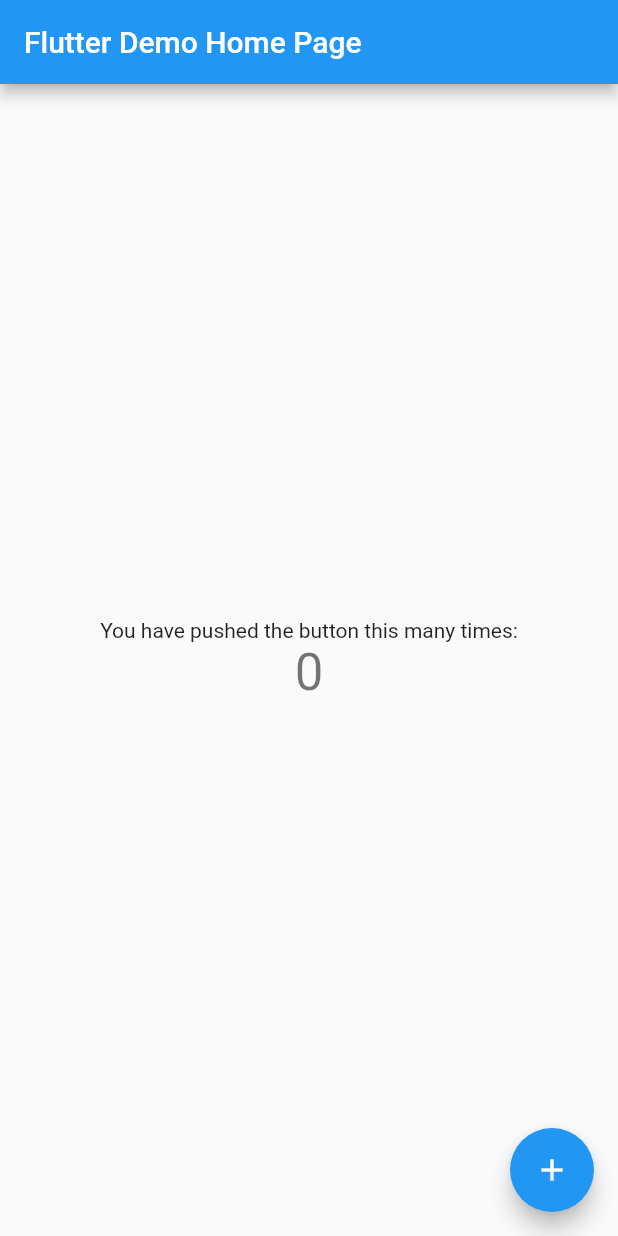
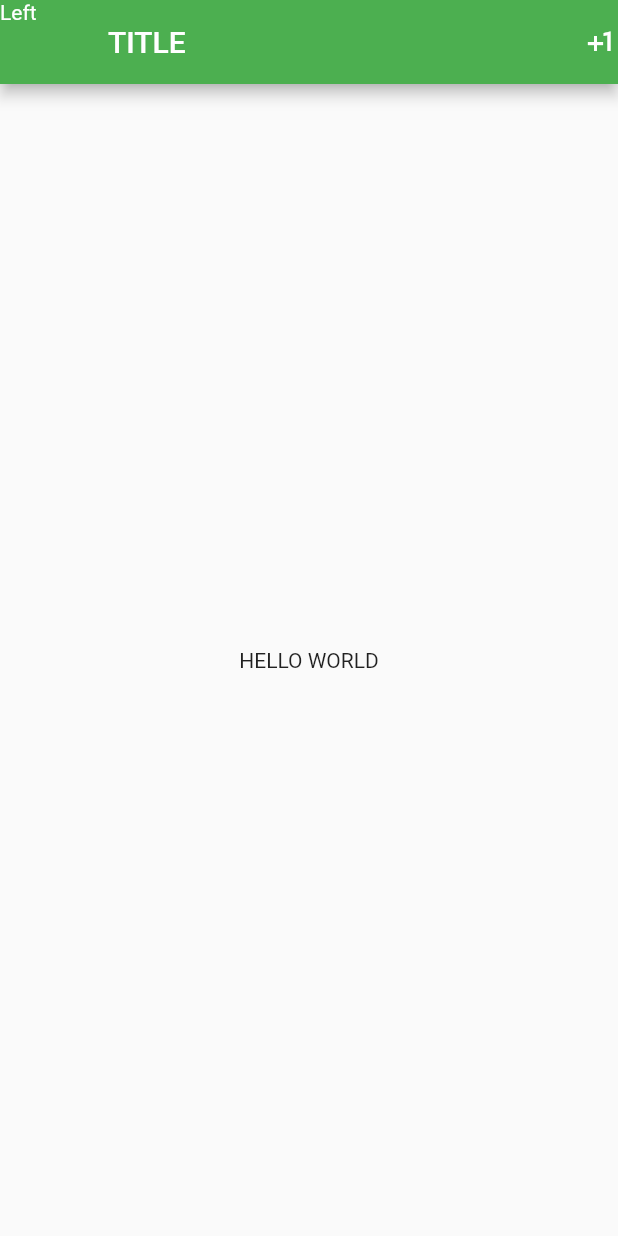
Before and after one commit to lucasviniciosfs/first-flutter-app, a Flutter app: the screen it shows after launch, on a phone screen of 412 x 824 dp. Run offline on Flutter 3.47's test engine with Material 2 defaults, Android fonts, the phone set to English and light mode, and no system bars.

Commit message:
Changing Home page

```diff
--- a/lib/main.dart
+++ b/lib/main.dart
@@ -18,94 +18,30 @@ class MyApp extends StatelessWidget {
         // or simply save your changes to "hot reload" in a Flutter IDE).
         // Notice that the counter didn't reset back to zero; the application
         // is not restarted.
-        primarySwatch: Colors.blue,
+        primarySwatch: Colors.green,
       ),
-      home: MyHomePage(title: 'Flutter Demo Home Page'),
+      home: HomePage(),
     );
   }
 }
 
-class MyHomePage extends StatefulWidget {
-  MyHomePage({Key key, this.title}) : super(key: key);
-
-  // This widget is the home page of your application. It is stateful, meaning
-  // that it has a State object (defined below) that contains fields that affect
-  // how it looks.
-
-  // This class is the configuration for the state. It holds the values (in this
-  // case the title) provided by the parent (in this case the App widget) and
-  // used by the build method of the State. Fields in a Widget subclass are
-  // always marked "final".
-
-  final String title;
-
-  @override
-  _MyHomePageState createState() => _MyHomePageState();
-}
-
-class _MyHomePageState extends State<MyHomePage> {
-  int _counter = 0;
-
-  void _incrementCounter() {
-    setState(() {
-      // This call to setState tells the Flutter framework that something has
-      // changed in this State, which causes it to rerun the build method below
-      // so that the display can reflect the updated values. If we changed
-      // _counter without calling setState(), then the build method would not be
-      // called again, and so nothing would appear to happen.
-      _counter++;
-    });
-  }
-
+class HomePage extends StatelessWidget {
   @override
   Widget build(BuildContext context) {
-    // This method is rerun every time setState is called, for instance as done
-    // by the _incrementCounter method above.
-    //
-    // The Flutter framework has been optimized to make rerunning build methods
-    // fast, so that you can just rebuild anything that needs updating rather
-    // than having to individually change instances of widgets.
+    //always to return a page use Scaffold
     return Scaffold(
       appBar: AppBar(
-        // Here we take the value from the MyHomePage object that was created by
-        // the App.build method, and use it to set our appbar title.
-        title: Text(widget.title),
+        leading: Text('Left'),
+        title: Text('TITLE'),
+        actions: <Widget>[
+          Icon(Icons.plus_one)
+        ],
       ),
-      body: Center(
-        // Center is a layout widget. It takes a single child and positions it
-        // in the middle of the parent.
-        child: Column(
-          // Column is also layout widget. It takes a list of children and
-          // arranges them vertically. By default, it sizes itself to fit its
-          // children horizontally, and tries to be as tall as its parent.
-          //
-          // Invoke "debug painting" (press "p" in the console, choose the
-          // "Toggle Debug Paint" action from the Flutter Inspector in Android
-          // Studio, or the "Toggle Debug Paint" command in Visual Studio Code)
-          // to see the wireframe for each widget.
-          //
-          // Column has various properties to control how it sizes itself and
-          // how it positions its children. Here we use mainAxisAlignment to
-          // center the children vertically; the main axis here is the vertical
-          // axis because Columns are vertical (the cross axis would be
-          // horizontal).
-          mainAxisAlignment: MainAxisAlignment.center,
-          children: <Widget>[
-            Text(
-              'You have pushed the button this many times:',
-            ),
-            Text(
-              '$_counter',
-              style: Theme.of(context).textTheme.display1,
-            ),
-          ],
+      body: Container(
+        child: Center(
+          child: Text('HELLO WORLD'),
         ),
       ),
-      floatingActionButton: FloatingActionButton(
-        onPressed: _incrementCounter,
-        tooltip: 'Increment',
-        child: Icon(Icons.add),
-      ), // This trailing comma makes auto-formatting nicer for build methods.
     );
   }
 }
```
